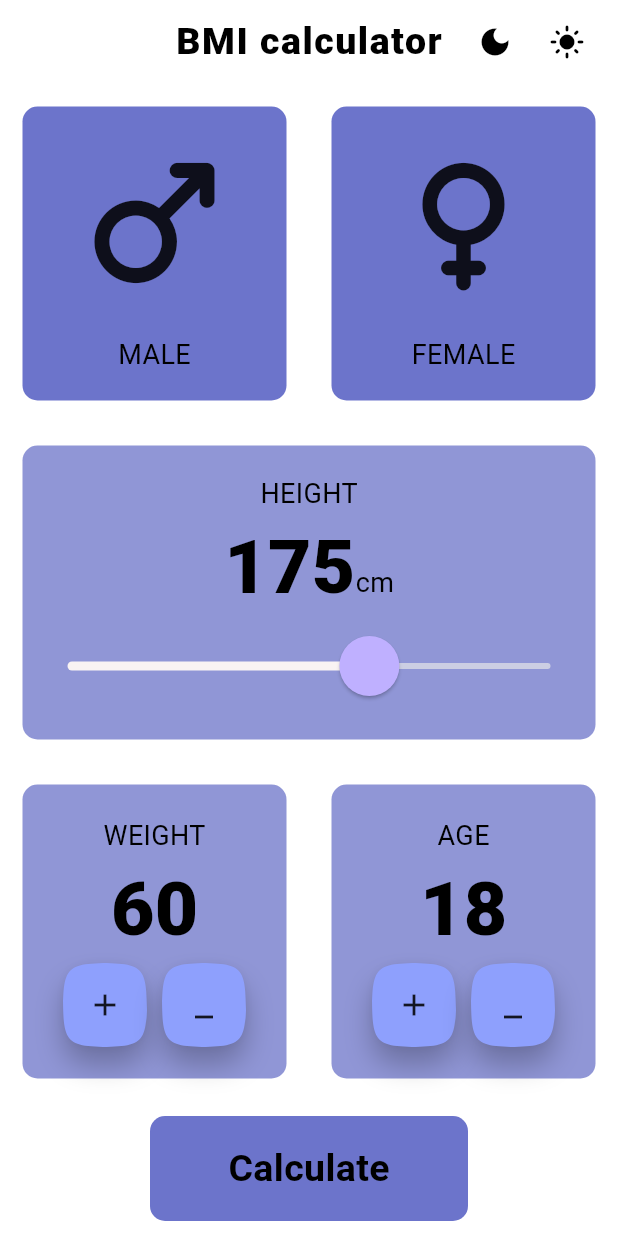
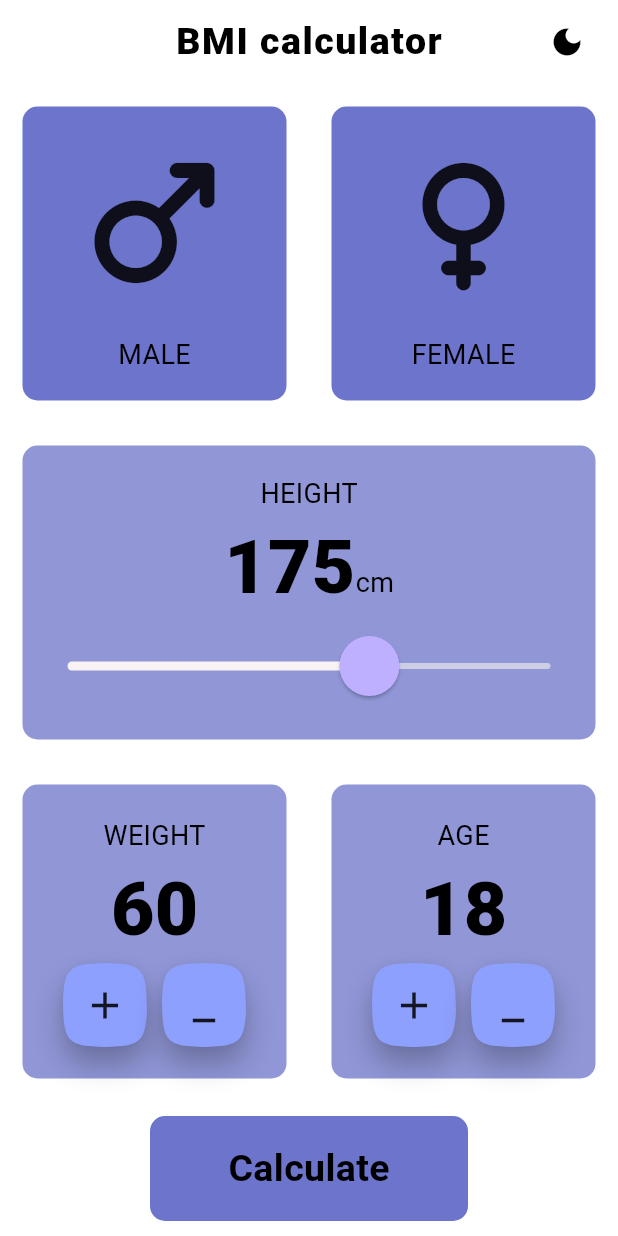
Before and after one commit to BIBINKB97/BMI-calculator-application, a Flutter app: the screen it shows after launch, on a phone screen of 412 x 824 dp. Run offline on Flutter 3.47's test engine with Material 2 defaults, Android fonts, the phone set to English and light mode, and no system bars; our stand-ins replace get.

Commit message:
darkmode functionality changed

```diff
--- a/lib/view/home.dart
+++ b/lib/view/home.dart
@@ -192,6 +192,7 @@ class _HomePageState extends State<HomePage> {
                           children: [
                             CustomButton(
                               icon: Icons.add,
+
                               onPressed: () {
                                 setState(() {
                                   if (age < 100) {
--- a/lib/view/widgets/custom_button.dart
+++ b/lib/view/widgets/custom_button.dart
@@ -4,13 +4,15 @@ import 'package:flutter/material.dart';
 
 class CustomButton extends StatelessWidget {
   CustomButton({required this.icon, this.onPressed});
-
   IconData icon;
   final VoidCallback? onPressed;
   @override
   Widget build(BuildContext context) {
     return RawMaterialButton(
-      child: Icon(icon),
+      child: Icon(
+        icon,
+        size: 30,
+      ),
       elevation: 6.0,
       constraints: BoxConstraints.tightFor(
         width: 56.0,
--- a/lib/view/widgets/theme_changer_btn.dart
+++ b/lib/view/widgets/theme_changer_btn.dart
@@ -14,25 +14,19 @@ class ThemeChangeBtn extends StatelessWidget {
         Container(
           padding: EdgeInsets.symmetric(horizontal: 10),
           decoration: BoxDecoration(
-              color: Theme.of(context).colorScheme.background,
-              borderRadius: BorderRadius.circular(15)),
-          child: Row(
-            children: [
-              IconButton(
-                  onPressed: () {
-                    themeController.changeTheme();
-                  },
-                  icon: Icon(
+            color: Theme.of(context).colorScheme.background,
+          ),
+          child: IconButton(
+            onPressed: () {
+              themeController.changeTheme();
+            },
+            icon: themeController.isDark.value
+                ? Icon(
+                    Icons.light_mode,
+                  )
+                : Icon(
                     Icons.dark_mode,
-                  )),
-              IconButton(
-                  onPressed: () {
-                    themeController.changeTheme();
-                  },
-                  icon: Icon(
-                    Icons.light_mode,
-                  )),
-            ],
+                  ),
           ),
         ),
       ],
```
